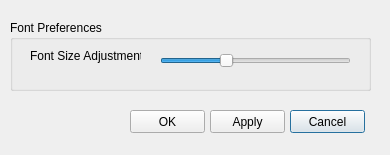
Old version of the form opus_gui/main/opuspreferences.ui in the repository psrc/urbansim.
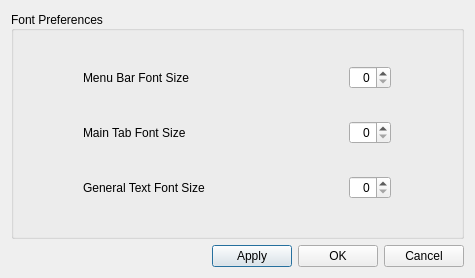
New version of the form.

What changed in the file:
```diff
--- a/opus_gui/main/opuspreferences.ui
+++ b/opus_gui/main/opuspreferences.ui
@@ -5,102 +5,139 @@
    <rect>
     <x>0</x>
     <y>0</y>
-    <width>390</width>
-    <height>155</height>
+    <width>475</width>
+    <height>278</height>
    </rect>
   </property>
+  <property name="sizePolicy" >
+   <sizepolicy vsizetype="Fixed" hsizetype="Fixed" >
+    <horstretch>0</horstretch>
+    <verstretch>0</verstretch>
+   </sizepolicy>
+  </property>
   <property name="windowTitle" >
    <string>Preferences</string>
   </property>
+  <layout class="QVBoxLayout" name="verticalLayout" >
+   <item>
   <widget class="QGroupBox" name="fontGroupBox" >
-   <property name="geometry" >
-    <rect>
-     <x>10</x>
-     <y>20</y>
-     <width>361</width>
-     <height>71</height>
-    </rect>
-   </property>
    <property name="title" >
     <string>Font Preferences</string>
    </property>
-   <widget class="QLabel" name="fontSizeAdjustLabel" >
-    <property name="geometry" >
-     <rect>
-      <x>20</x>
-      <y>20</y>
-      <width>111</width>
-      <height>31</height>
-     </rect>
-    </property>
+     <property name="alignment" >
+      <set>Qt::AlignLeading|Qt::AlignLeft|Qt::AlignVCenter</set>
+     </property>
+     <layout class="QGridLayout" name="gridLayout" >
+      <item row="0" column="0" >
+       <widget class="QLabel" name="menuFontSizeLabel" >
+        <property name="sizePolicy" >
+         <sizepolicy vsizetype="Preferred" hsizetype="Maximum" >
+          <horstretch>0</horstretch>
+          <verstretch>0</verstretch>
+         </sizepolicy>
+        </property>
+        <property name="maximumSize" >
+         <size>
+          <width>200</width>
+          <height>16777215</height>
+         </size>
+        </property>
     <property name="text" >
-     <string>Font Size Adjustment</string>
-    </property>
-   </widget>
-   <widget class="QSlider" name="fontSizeAdjustSlider" >
-    <property name="geometry" >
-     <rect>
-      <x>150</x>
-      <y>30</y>
-      <width>191</width>
-      <height>21</height>
-     </rect>
-    </property>
+         <string>Menu Bar Font Size</string>
+        </property>
+       </widget>
+      </item>
+      <item row="0" column="1" >
+       <widget class="QSpinBox" name="menuFontSizeSpinBox" >
+        <property name="maximumSize" >
+         <size>
+          <width>42</width>
+          <height>16777215</height>
+         </size>
+        </property>
+        <property name="alignment" >
+         <set>Qt::AlignRight|Qt::AlignTrailing|Qt::AlignVCenter</set>
+        </property>
+       </widget>
+      </item>
+      <item row="1" column="0" >
+       <widget class="QLabel" name="mainTabsFontSizeLabel" >
     <property name="sizePolicy" >
-     <sizepolicy vsizetype="Fixed" hsizetype="Fixed" >
+         <sizepolicy vsizetype="Preferred" hsizetype="Maximum" >
       <horstretch>0</horstretch>
       <verstretch>0</verstretch>
      </sizepolicy>
     </property>
-    <property name="minimum" >
-     <number>-5</number>
-    </property>
-    <property name="maximum" >
-     <number>10</number>
-    </property>
+        <property name="maximumSize" >
+         <size>
+          <width>200</width>
+          <height>16777215</height>
+         </size>
+        </property>
+        <property name="text" >
+         <string>Main Tab Font Size</string>
+        </property>
+       </widget>
+      </item>
+      <item row="1" column="1" >
+       <widget class="QSpinBox" name="mainTabsFontSizeSpinBox" >
+        <property name="maximumSize" >
+         <size>
+          <width>42</width>
+          <height>16777215</height>
+         </size>
+        </property>
+        <property name="alignment" >
+         <set>Qt::AlignRight|Qt::AlignTrailing|Qt::AlignVCenter</set>
+        </property>
+       </widget>
+      </item>
+      <item row="2" column="0" >
+       <widget class="QLabel" name="label" >
+        <property name="sizePolicy" >
+         <sizepolicy vsizetype="Preferred" hsizetype="Maximum" >
+          <horstretch>0</horstretch>
+          <verstretch>0</verstretch>
+         </sizepolicy>
+        </property>
+        <property name="maximumSize" >
+         <size>
+          <width>200</width>
+          <height>16777215</height>
+         </size>
+        </property>
+        <property name="text" >
+         <string>General Text Font Size</string>
+        </property>
+       </widget>
+      </item>
+      <item row="2" column="1" >
+       <widget class="QSpinBox" name="generalTextFontSizeSpinBox" >
+        <property name="alignment" >
+         <set>Qt::AlignRight|Qt::AlignTrailing|Qt::AlignVCenter</set>
+        </property>
+       </widget>
+      </item>
+     </layout>
+    </widget>
+   </item>
+   <item>
+    <layout class="QHBoxLayout" name="horizontalLayout_2" >
+     <item>
+      <spacer name="horizontalSpacer" >
     <property name="orientation" >
      <enum>Qt::Horizontal</enum>
     </property>
-   </widget>
-  </widget>
-  <widget class="QPushButton" name="cancelButton" >
-   <property name="geometry" >
-    <rect>
-     <x>290</x>
-     <y>110</y>
-     <width>75</width>
-     <height>23</height>
-    </rect>
-   </property>
-   <property name="text" >
-    <string>Cancel</string>
-   </property>
-  </widget>
-  <widget class="QPushButton" name="okButton" >
-   <property name="geometry" >
-    <rect>
-     <x>130</x>
-     <y>110</y>
-     <width>75</width>
-     <height>23</height>
-    </rect>
-   </property>
-   <property name="text" >
-    <string>OK</string>
-   </property>
-   <property name="autoDefault" >
-    <bool>true</bool>
-   </property>
-  </widget>
+       <property name="sizeHint" stdset="0" >
+        <size>
+         <width>40</width>
+         <height>20</height>
+        </size>
+       </property>
+      </spacer>
+     </item>
+     <item>
   <widget class="QPushButton" name="applyButton" >
-   <property name="geometry" >
-    <rect>
-     <x>210</x>
-     <y>110</y>
-     <width>75</width>
-     <height>23</height>
-    </rect>
-   </property>
    <property name="text" >
     <string>Apply</string>
    </property>
@@ -108,6 +145,27 @@
     <bool>true</bool>
    </property>
   </widget>
+     </item>
+     <item>
+      <widget class="QPushButton" name="okButton" >
+       <property name="text" >
+        <string>OK</string>
+       </property>
+       <property name="autoDefault" >
+        <bool>true</bool>
+       </property>
+      </widget>
+     </item>
+     <item>
+      <widget class="QPushButton" name="cancelButton" >
+       <property name="text" >
+        <string>Cancel</string>
+       </property>
+      </widget>
+     </item>
+    </layout>
+   </item>
+  </layout>
  </widget>
  <resources/>
  <connections/>
```
Lines whose indentation alone changed are shown as unchanged.
